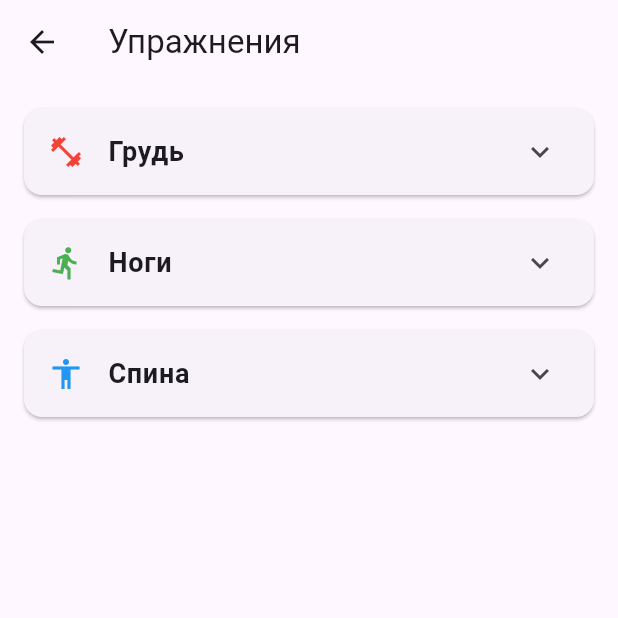
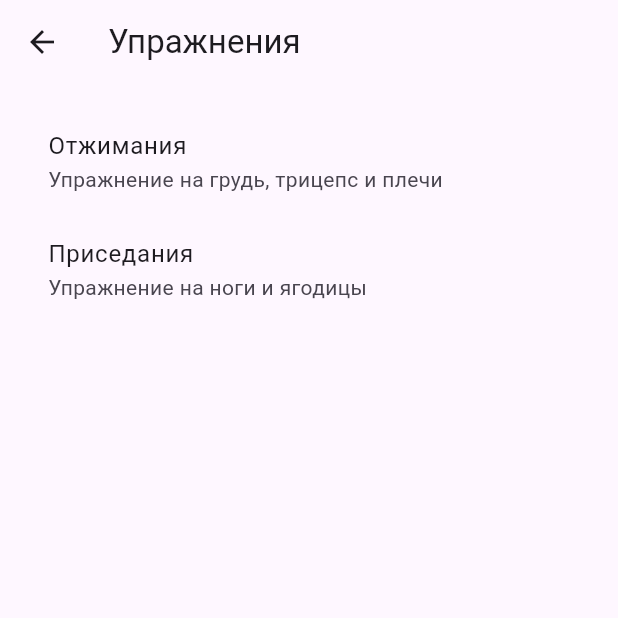
Before and after one commit to kuzyaq/Flutter_practice_7, a Flutter app: the ExercisesScreen screen opened directly, on a phone screen of 412 x 824 dp, the top half of it. Run offline on Flutter 3.47's test engine with Material 3 defaults, Android fonts, the phone set to English and light mode, and no system bars; our stand-ins replace flutter_bloc, get_it, go_router.

Commit message:
practice 9

```diff
--- /dev/null
+++ b/lib/blocs/exercices/exercises_cubit.dart
@@ -0,0 +1,70 @@
+import 'package:flutter_bloc/flutter_bloc.dart';
+import '../../models/exercise_model.dart';
+
+class ExercisesState {
+  final List<Exercise> exercises;
+  final bool isLoading;
+
+  ExercisesState({required this.exercises, this.isLoading = false});
+
+  ExercisesState copyWith({List<Exercise>? exercises, bool? isLoading}) {
+    return ExercisesState(
+      exercises: exercises ?? this.exercises,
+      isLoading: isLoading ?? this.isLoading,
+    );
+  }
+}
+
+class ExercisesCubit extends Cubit<ExercisesState> {
+  ExercisesCubit() : super(ExercisesState(exercises: []));
+
+  void loadExercises(List<Exercise> exercises) {
+    emit(ExercisesState(exercises: exercises));
+  }
+
+  void addExercise(Exercise exercise) {
+    final currentExercises = List<Exercise>.from(state.exercises);
+    currentExercises.add(exercise);
+    emit(ExercisesState(exercises: currentExercises));
+  }
+
+  void removeExercise(String id) {
+    final currentExercises = List<Exercise>.from(state.exercises);
+    currentExercises.removeWhere((exercise) => exercise.id == id);
+    emit(ExercisesState(exercises: currentExercises));
+  }
+
+  void updateExercise(Exercise updatedExercise) {
+    final currentExercises = List<Exercise>.from(state.exercises);
+    final index = currentExercises.indexWhere((exercise) => exercise.id == updatedExercise.id);
+    if (index != -1) {
+      currentExercises[index] = updatedExercise;
+      emit(ExercisesState(exercises: currentExercises));
+    }
+  }
+
+  Future<void> fetchExercises() async {
+    emit(state.copyWith(isLoading: true));
+    // Имитация загрузки
+    await Future.delayed(const Duration(seconds: 1));
+    final mockExercises = [
+      Exercise(
+        id: '1',
+        title: 'Отжимания',
+        description: 'Упражнение на грудь, трицепс и плечи',
+        sets: '3',
+        reps: '15',
+        restTime: '60',
+      ),
+      Exercise(
+        id: '2',
+        title: 'Приседания',
+        description: 'Упражнение на ноги и ягодицы',
+        sets: '4',
+        reps: '20',
+        restTime: '90',
+      ),
+    ];
+    emit(ExercisesState(exercises: mockExercises, isLoading: false));
+  }
+}
--- a/lib/main.dart
+++ b/lib/main.dart
@@ -1,4 +1,5 @@
 import 'package:flutter/material.dart';
+import 'package:flutter_bloc/flutter_bloc.dart'; // Добавлен импорт
 import 'package:go_router/go_router.dart';
 import 'services/service_locator.dart';
 import 'services/auth_service.dart';
@@ -8,12 +9,14 @@ import 'screens/workouts/workouts_screen.dart';
 import 'screens/exercises/exercises_screen.dart';
 import 'screens/progress_screen.dart';
 import 'screens/profile_screen.dart';
-
+import 'blocs/bloc_observer.dart';
 
 void main() {
+  Bloc.observer = AppBlocObserver();
   setupLocator();
   runApp(const MyApp());
 }
+
 
 class MyApp extends StatelessWidget {
   const MyApp({super.key});
--- a/lib/models/exercise_model.dart
+++ b/lib/models/exercise_model.dart
@@ -0,0 +1,17 @@
+class Exercise {
+  final String id;
+  final String title;
+  final String description;
+  final String sets; // Количество подходов
+  final String reps; // Количество повторений
+  final String restTime; // Время отдыха между подходами
+
+  Exercise({
+    required this.id,
+    required this.title,
+    required this.description,
+    required this.sets,
+    required this.reps,
+    required this.restTime,
+  });
+}
--- a/lib/screens/exercises/exercises_screen.dart
+++ b/lib/screens/exercises/exercises_screen.dart
@@ -1,69 +1,48 @@
 import 'package:flutter/material.dart';
+import 'package:flutter_bloc/flutter_bloc.dart';
+import '../../blocs/exercices/exercises_cubit.dart';
 import '../../services/navigation_service.dart';
 import 'exercise_detail_screen.dart';
+import '../../blocs/exercices/exercises_cubit.dart';
+import '../../models/exercise_model.dart';
 
 class ExercisesScreen extends StatelessWidget {
   const ExercisesScreen({super.key});
 
   @override
   Widget build(BuildContext context) {
-    return Scaffold(
+    return BlocProvider(
+      create: (context) => ExercisesCubit()..fetchExercises(),
+      child: Scaffold(
         appBar: AppBar(
           title: const Text('Упражнения'),
         ),
-      body: ListView(
+        body: BlocBuilder<ExercisesCubit, ExercisesState>(
+          builder: (context, state) {
+            if (state.isLoading) {
+              return const Center(child: CircularProgressIndicator());
+            }
+
+            return ListView(
               padding: const EdgeInsets.all(16),
               children: [
-          _buildExerciseCategory(
-            context,
-            'Грудь',
-            Icons.fitness_center,
-            Colors.red,
-            ['Жим штанги лежа', 'Разведение гантелей', 'Отжимания', 'Жим в тренажере'],
-          ),
-          _buildExerciseCategory(
-            context,
-            'Ноги',
-            Icons.directions_run,
-            Colors.green,
-            ['Приседания', 'Выпады', 'Становая тяга', 'Подъем на носки'],
-          ),
-          _buildExerciseCategory(
-            context,
-            'Спина',
-            Icons.accessibility,
-            Colors.blue,
-            ['Тяга верхнего блока', 'Тяга штанги в наклоне', 'Гиперэкстензия', 'Подтягивания'],
-          ),
-        ],
-      ),
-    );
-  }
-
-  Widget _buildExerciseCategory(BuildContext context, String category, IconData icon, Color color, List<String> exercises) {
-    return Card(
-      margin: const EdgeInsets.only(bottom: 16),
-      child: ExpansionTile(
-        leading: Icon(icon, color: color),
-        title: Text(
-          category,
-          style: const TextStyle(fontSize: 18, fontWeight: FontWeight.bold),
-        ),
-        children: exercises.map((exercise) => ListTile(
-          leading: const Icon(Icons.play_circle_outline, color: Colors.green),
-          title: Text(exercise),
-          trailing: const Icon(Icons.info_outline),
+                ...state.exercises.map((exercise) => ListTile(
+                  title: Text(exercise.title),
+                  subtitle: Text(exercise.description),
                   onTap: () {
-            // СТРАНИЧНАЯ НАВИГАЦИЯ - вертикальный переход к деталям упражнения
                     NavigationService.pushScreen(
                       context,
                       ExerciseDetailScreen(
-                exerciseName: exercise,
-                muscleGroup: category,
+                        exerciseName: exercise.title,
+                        muscleGroup: 'Неизвестно',
                       ),
                     );
                   },
-        )).toList(),
+                )),
+              ],
+            );
+          },
+        ),
       ),
     );
   }
--- a/pubspec.yaml
+++ b/pubspec.yaml
@@ -12,11 +12,13 @@ dependencies:
   cupertino_icons: ^1.0.8
   go_router: ^14.2.0
   get_it: ^8.0.0
+  flutter_bloc: ^8.1.1
 
 dev_dependencies:
   flutter_test:
     sdk: flutter
   flutter_lints: ^5.0.0
+  bloc_test: ^9.1.0
 
 flutter:
   uses-material-design: true
```
Also changed, not shown: lib/blocs/bloc_observer.dart (added, +26 -0 lines), lib/blocs/profile/profile_cubit.dart (added, +53 -0 lines), lib/blocs/workouts/workouts_cubit.dart (added, +73 -0 lines), lib/screens/profile_screen.dart (+102 -33 lines), lib/screens/workouts/workouts_screen.dart (+56 -41 lines), pubspec.lock. Lines whose indentation alone changed are shown as unchanged.
